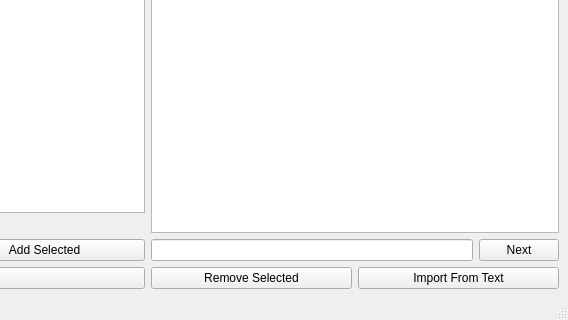
This is src/clusterer/clustering_app.ui in filkry/crowbrain as Qt 5 draws it before an edit; both pictures show x 272 to 840 and y 435 to 755 of the 840 by 755 pixel window. The edited form follows.
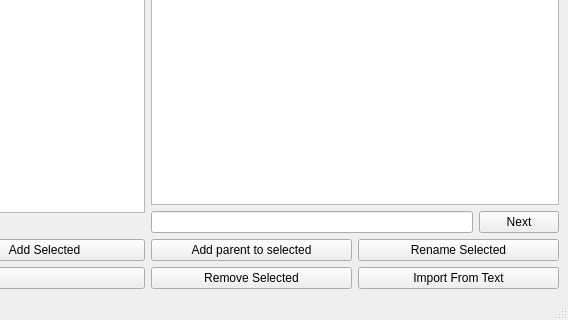
This is the edited form.

Commit message: added renaming existing clusters

What changed in the file:
```diff
--- a/src/clusterer/clustering_app.ui
+++ b/src/clusterer/clustering_app.ui
@@ -102,6 +102,24 @@
             </item>
            </layout>
           </item>
+          <item>
+           <layout class="QHBoxLayout" name="horizontalLayout_4">
+            <item>
+             <widget class="QPushButton" name="button_add_parent">
+              <property name="text">
+               <string>Add parent to selected</string>
+              </property>
+             </widget>
+            </item>
+            <item>
+             <widget class="QPushButton" name="button_rename">
+              <property name="text">
+               <string>Rename Selected</string>
+              </property>
+             </widget>
+            </item>
+           </layout>
+          </item>
           <item>
            <layout class="QHBoxLayout" name="horizontalLayout_7">
             <item>
```
Left out of the diff: 2 changed lines with no effect on the pictures. The commit also changes 1 other file.
